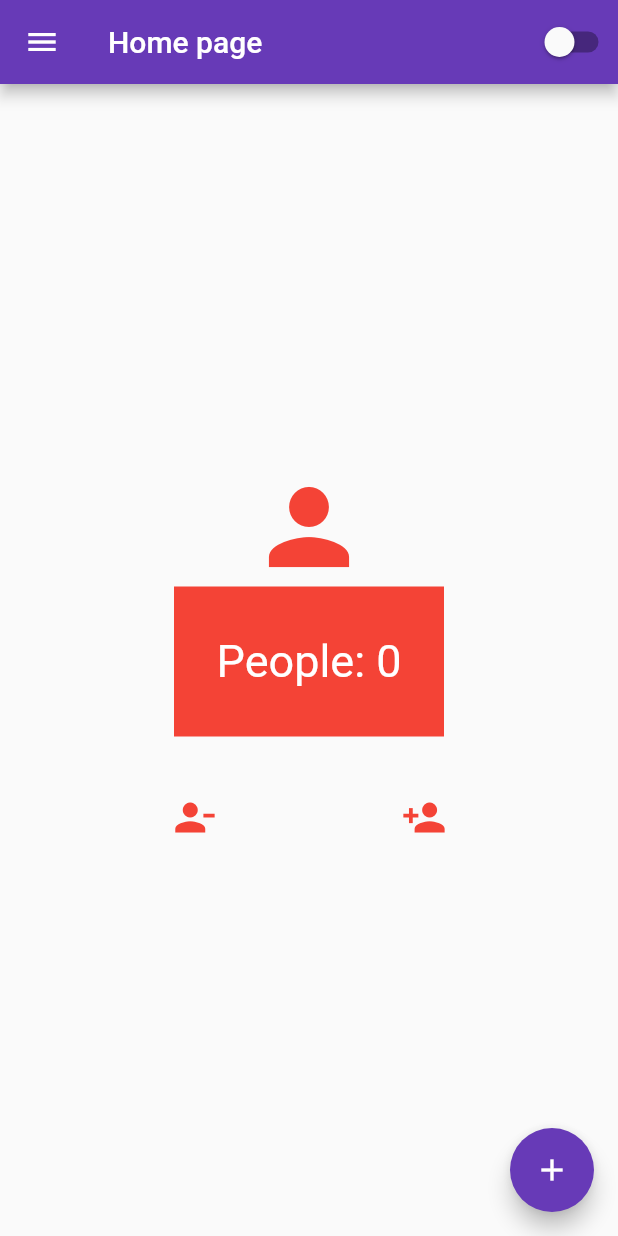
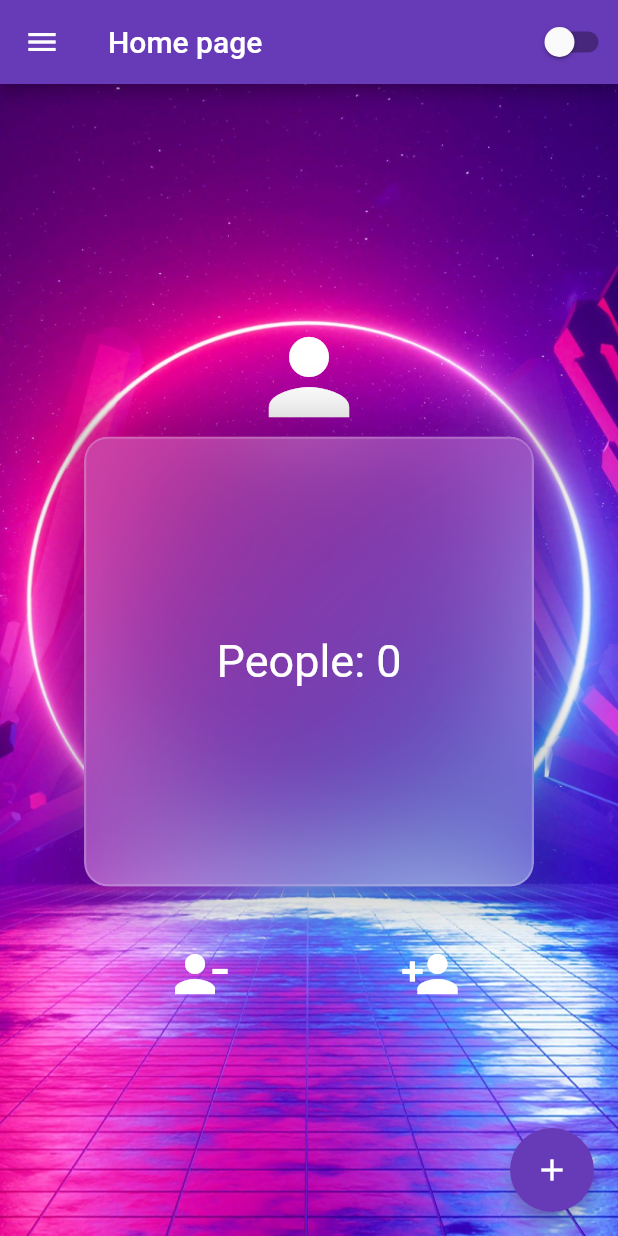
Before and after one commit to Cleber4/hello_flutter, a Flutter app: the HomePage screen opened by its route, on a phone screen of 412 x 824 dp. Run offline on Flutter 3.47's test engine with Material 2 defaults, Android fonts, the phone set to English and light mode, and no system bars; network calls fail.

Commit message:
[#05] - Glassmorphism

```diff
--- a/lib/home_page.dart
+++ b/lib/home_page.dart
@@ -1,3 +1,5 @@
+import 'dart:ui';
+
 import 'package:flutter/material.dart';
 import 'package:hello_flutter/app_controller.dart';
 import 'package:hello_flutter/screen/custom_switch.dart';
@@ -55,27 +57,54 @@ class _HomePageState extends State<HomePage> {
           CustomSwitch(),
         ],
       ),
-      body: Column(
+      body: Container(
+        decoration: BoxDecoration(
+          image: DecorationImage(
+            image: AssetImage("assets/images/LOGO_02.jpg"),
+            fit: BoxFit.cover,
+          ),
+        ),
+        child: Column(
           mainAxisAlignment: MainAxisAlignment.center,
           crossAxisAlignment: CrossAxisAlignment.center,
           children: [
             Icon(
               Icons.person,
-            color: Colors.red,
+              color: Colors.white,
               size: 80,
             ),
             Container(
               child: Align(
                   alignment: Alignment.center,
                   child: Container(
-                height: 100,
-                width: 180,
-                color: Colors.red,
+                    decoration: BoxDecoration(boxShadow: [
+                      BoxShadow(
+                          blurRadius: 24,
+                          spreadRadius: 16,
+                          color: Colors.black.withOpacity(0.2))
+                    ]),
+                    child: ClipRRect(
+                      borderRadius: BorderRadius.circular(16.0),
+                      child: BackdropFilter(
+                        filter: ImageFilter.blur(
+                          sigmaX: 40.0,
+                          sigmaY: 40.0,
+                        ),
+                        child: Container(
+                          height: 300,
+                          width: 300,
+                          decoration: BoxDecoration(
+                              color: Colors.white.withOpacity(0.2),
+                              borderRadius: BorderRadius.circular(16.0),
+                              border: Border.all(
+                                  width: 1.5,
+                                  color: Colors.white.withOpacity(0.2))),
                           child: Center(
                             child: GestureDetector(
                               child: Text(
                                 "People: $counter",
-                      style: TextStyle(fontSize: 30, color: Colors.white),
+                                style: TextStyle(
+                                    fontSize: 30, color: Colors.white),
                               ),
                               onTap: () {
                                 setState(() {
@@ -88,6 +117,8 @@ class _HomePageState extends State<HomePage> {
                         ),
                       ),
                     ),
+                  )),
+            ),
             Container(
               height: 30,
             ),
@@ -99,8 +130,8 @@ class _HomePageState extends State<HomePage> {
                   child: IconButton(
                       icon: Icon(
                         Icons.person_remove_alt_1,
-                      color: Colors.red,
-                      size: 30,
+                        color: Colors.white,
+                        size: 40,
                       ),
                       onPressed: () {
                         setState(() {
@@ -113,8 +144,8 @@ class _HomePageState extends State<HomePage> {
                   child: IconButton(
                       icon: Icon(
                         Icons.person_add,
-                      color: Colors.red,
-                      size: 30,
+                        color: Colors.white,
+                        size: 40,
                       ),
                       onPressed: () {
                         setState(() {
@@ -126,6 +157,7 @@ class _HomePageState extends State<HomePage> {
               ],
             ),
           ],
+        ),
       ),
       floatingActionButton: FloatingActionButton(
         child: Icon(Icons.add),
@@ -139,3 +171,6 @@ class _HomePageState extends State<HomePage> {
     );
   }
 }
+
+/*
+*/
```
Also changed, not shown: assets/images/LOGO_02.jpg (added). Lines whose indentation alone changed are shown as unchanged.
